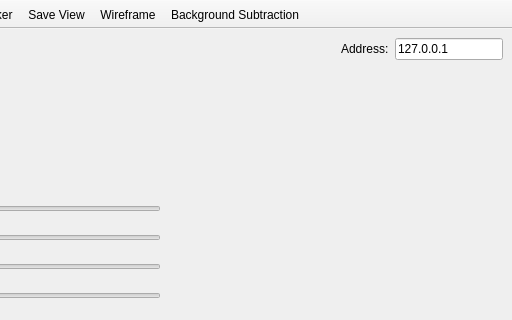
Old version of the form acquisition/AcquisitionUI.ui in the repository djgaspa/meshification; both pictures show x 185 to 697 and y 0 to 320 of the 697 by 483 pixel window.
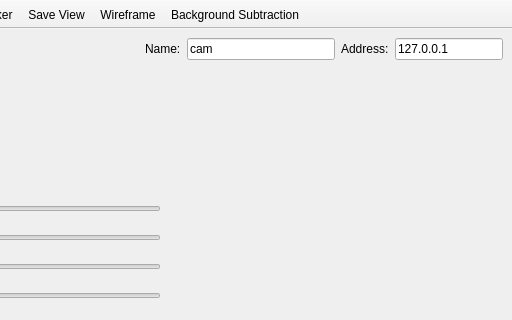
New version of the form. Custom widgets are drawn as their Qt base class.

Commit message: The source name can be changed and stored on the acquisition side.

```diff
--- a/acquisition/AcquisitionUI.ui
+++ b/acquisition/AcquisitionUI.ui
@@ -47,6 +47,20 @@
         </property>
        </spacer>
       </item>
+      <item>
+       <widget class="QLabel" name="lbl_name">
+        <property name="text">
+         <string>Name:</string>
+        </property>
+       </widget>
+      </item>
+      <item>
+       <widget class="QLineEdit" name="le_name">
+        <property name="text">
+         <string>cam</string>
+        </property>
+       </widget>
+      </item>
       <item>
        <widget class="QLabel" name="lbl_address">
         <property name="text">
```
The commit also changes 4 other files.
